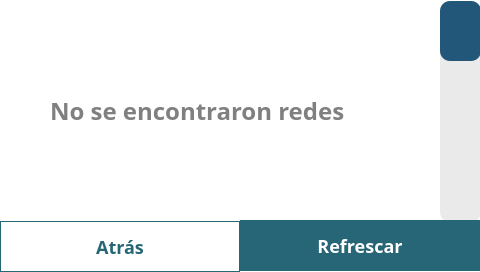
Qt form src/views/WifiView/WifiList.ui (Giocerz/water_quality_rpi_unal) before a commit.
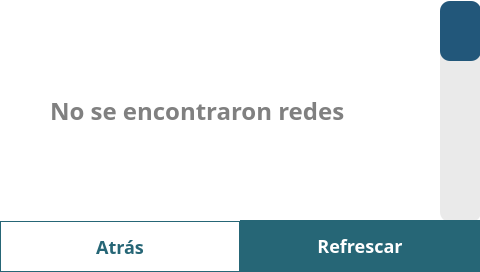
The same form after that commit.

Commit message: fix: increase refresh button height for improved usability

What changed in the file:
```diff
--- a/src/views/WifiView/WifiList.ui
+++ b/src/views/WifiView/WifiList.ui
@@ -121,7 +121,7 @@
       <x>240</x>
       <y>220</y>
       <width>240</width>
-      <height>51</height>
+      <height>52</height>
      </rect>
     </property>
     <property name="styleSheet">
```
The commit also changes 1 other file.
